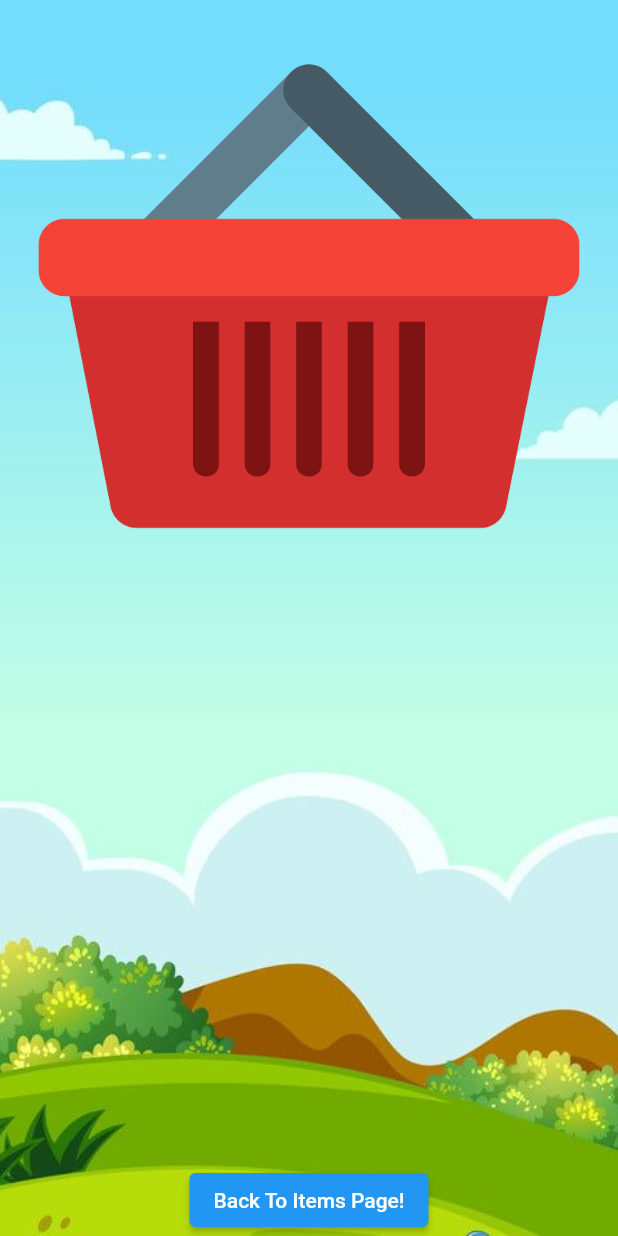
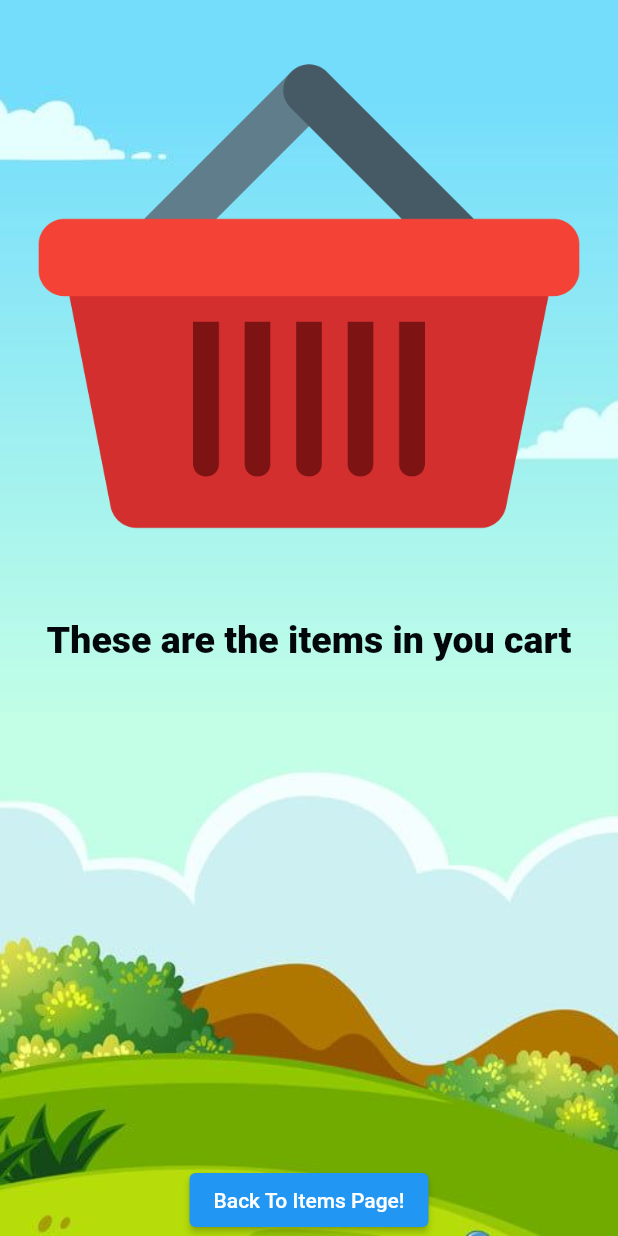
Before and after one commit to SajeelAhmed1/Flutter-DragAndDropImplemntation, a Flutter app: the screen it shows after launch, after a tap on "Show Cart", on a phone screen of 412 x 824 dp. Run offline on Flutter 3.47's test engine with Material 2 defaults, Android fonts, the phone set to English and light mode, and no system bars.

Commit message:
frsh commit

```diff
--- a/lib/screens/mainpage.dart
+++ b/lib/screens/mainpage.dart
@@ -26,7 +26,7 @@ class _mainpgState extends State<mainpg> {
               mainAxisAlignment: MainAxisAlignment.start,
               children: [
                 const Text(
-                    "Scroll and select your item and then Drag it to you cart !",
+                    "Please select your item and then Drag it to you cart !",
                     style: TextStyle(
                         color: Color.fromARGB(255, 2, 7, 11),
                         fontSize: 25,
@@ -37,7 +37,7 @@ class _mainpgState extends State<mainpg> {
                 Row(
                   children: [
                     Draggable<String>(
-                      data: "tomato",
+                      data: "Tomato",
                       child: Container(
                           width: 130,
                           height: 130,
@@ -56,7 +56,7 @@ class _mainpgState extends State<mainpg> {
                           child: Image.asset("assets/images/tomato.png")),
                     ),
                     Draggable<String>(
-                      data: "carrot",
+                      data: "Carrot",
                       child: Container(
                           width: 130,
                           height: 130,
@@ -75,7 +75,7 @@ class _mainpgState extends State<mainpg> {
                           child: Image.asset("assets/images/carrot.png")),
                     ),
                     Draggable<String>(
-                      data: "chicken",
+                      data: "Chicken",
                       child: Container(
                           width: 112,
                           height: 130,
@@ -99,7 +99,7 @@ class _mainpgState extends State<mainpg> {
                 Row(
                   children: [
                     Draggable<String>(
-                      data: "eggs",
+                      data: "Eggs",
                       child: Container(
                           width: 130,
                           height: 130,
@@ -118,7 +118,7 @@ class _mainpgState extends State<mainpg> {
                           child: Image.asset("assets/images/eggs.png")),
                     ),
                     Draggable<String>(
-                      data: "milk",
+                      data: "Milk",
                       child: Container(
                           width: 130,
                           height: 130,
@@ -137,7 +137,7 @@ class _mainpgState extends State<mainpg> {
                           child: Image.asset("assets/images/milk.png")),
                     ),
                     Draggable<String>(
-                      data: "wheat",
+                      data: "Wheat",
                       child: Container(
                           width: 112,
                           height: 130,
@@ -163,11 +163,15 @@ class _mainpgState extends State<mainpg> {
                         width: 200,
                         height: 200,
                         child: Image.asset("assets/images/cart.png"))),
-                  ElevatedButton(onPressed: () {Navigator.push(
-                            context,
-                            MaterialPageRoute(
-                                builder: (context) =>  cartpage(cart:cart)),
-                          );}, child: const Text('Show Cart'))
+                ElevatedButton(
+                    onPressed: () {
+                      Navigator.push(
+                        context,
+                        MaterialPageRoute(
+                            builder: (context) => cartpage(cart: cart)),
+                      );
+                    },
+                    child: const Text('Show Cart'))
               ],
             ),
           ) // Foreground widget here
--- a/lib/screens/mycart.dart
+++ b/lib/screens/mycart.dart
@@ -7,8 +7,6 @@ class cartpage extends StatelessWidget {
   const cartpage({Key? key, required this.cart}) : super(key: key);
 
   @override
-
-
   Widget build(BuildContext context) {
     return Scaffold(
         body: Container(
@@ -21,13 +19,17 @@ class cartpage extends StatelessWidget {
             child: Column(
               children: [
                 Image.asset("assets/images/cart.png"),
+                Text("These are the items in you cart",
+                    style: TextStyle(
+                        color: Color.fromARGB(255, 2, 7, 11),
+                        fontSize: 25,
+                        fontWeight: FontWeight.w800)),
                 Expanded(
                   child: ListView.builder(
                       itemCount: cart.length,
                       itemBuilder: (BuildContext context, int index) {
                         return Cardd(text: cart[index]);
                       }),
-
                 ),
                 ElevatedButton(
                     onPressed: () {
```
Also changed, not shown: lib/screens/cardlist.dart (+34 -17 lines). Lines whose indentation alone changed are shown as unchanged.
